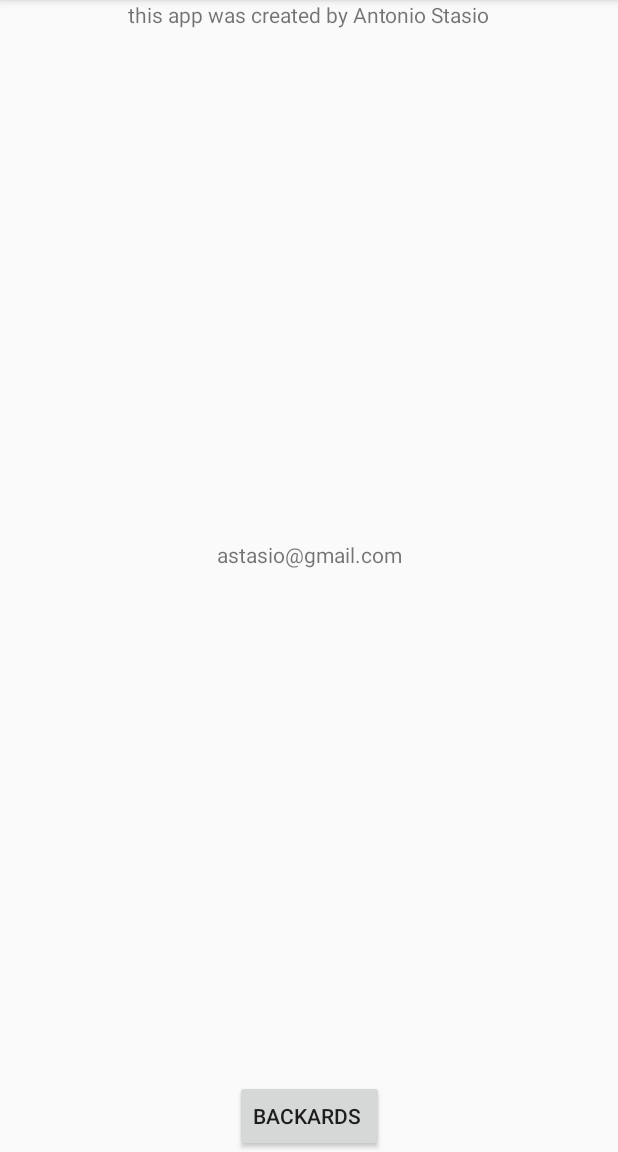
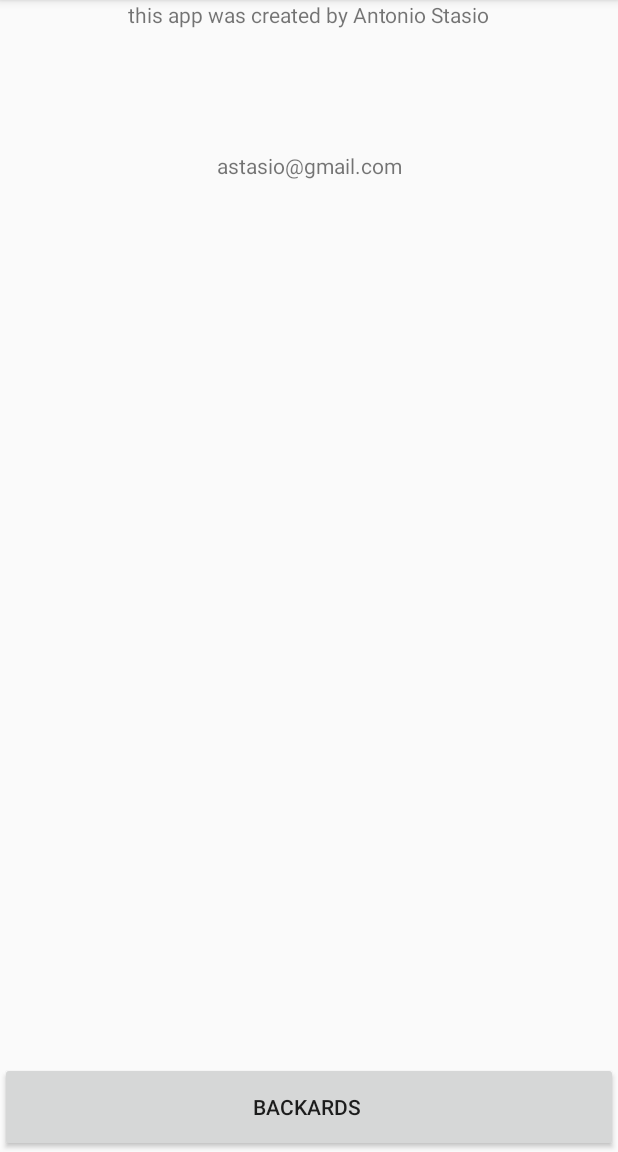
Before and after one commit to astasio/SimInfo, an Android app: the MainActivity2 screen opened directly, with no data from a screen before it, on a phone screen of 412 x 824 dp, the part 84-1236 px from its top. Run offline under Robolectric (Android 15) with nearby library versions, the light colour scheme and no system bars.

Commit message:
updated translations

```diff
--- a/app/src/main/res/layout/activity_main2.xml
+++ b/app/src/main/res/layout/activity_main2.xml
@@ -25,22 +25,32 @@
 
     <Button
         android:id="@+id/button_back"
-        android:layout_width="wrap_content"
-        android:layout_height="wrap_content"
+        android:layout_width="0dp"
+        android:layout_height="0dp"
+        android:layout_marginTop="708dp"
         android:text="@string/indietro"
         app:layout_constraintBottom_toBottomOf="parent"
         app:layout_constraintEnd_toEndOf="parent"
         app:layout_constraintHorizontal_bias="0.5"
-        app:layout_constraintStart_toStartOf="parent" />
+        app:layout_constraintStart_toStartOf="parent"
+        app:layout_constraintTop_toTopOf="parent" />
 
     <TextView
         android:id="@+id/textView2"
         android:layout_width="wrap_content"
         android:layout_height="wrap_content"
-        android:text="astasio@gmail.com"
-        app:layout_constraintBottom_toTopOf="@+id/button_back"
+        android:layout_marginTop="54dp"
+        android:text="@string/astasio_gmail_com"
+        app:layout_constraintBottom_toBottomOf="parent"
         app:layout_constraintEnd_toEndOf="parent"
         app:layout_constraintHorizontal_bias="0.5"
         app:layout_constraintStart_toStartOf="parent"
-        app:layout_constraintTop_toBottomOf="@+id/textView" />
+        app:layout_constraintTop_toTopOf="parent"
+        app:layout_constraintVertical_bias="0.067" />
+
+    <androidx.constraintlayout.widget.Group
+        android:id="@+id/group"
+        android:layout_width="wrap_content"
+        android:layout_height="wrap_content"
+        app:constraint_referenced_ids="textView" />
 </androidx.constraintlayout.widget.ConstraintLayout>
--- a/app/src/main/res/values/strings.xml
+++ b/app/src/main/res/values/strings.xml
@@ -6,6 +6,6 @@
     <string name="button_services">Customer Care</string>
     <string name="button_crediti">Credits</string>
     <string name="questa_app_stata_creata_da_antonio_stasio">this app was created by Antonio Stasio</string>
-    <string name="astasio_gmail_com">astasio@gmail.com</string>
+    <string name="astasio_gmail_com" translatable="false">astasio@gmail.com</string>
     <string name="indietro">"backards "</string>
 </resources>
```
Also changed, not shown: 4 other files.
